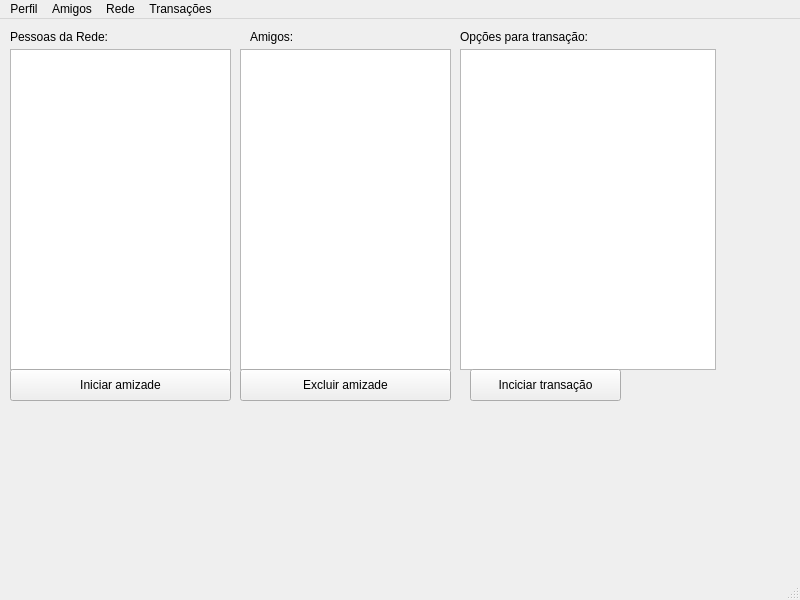
This is RedeSocial/usuario.ui in cunhapassos/RedeSocialEconomiaCompartilhada as Qt 5 draws it before an edit. The edited form follows.
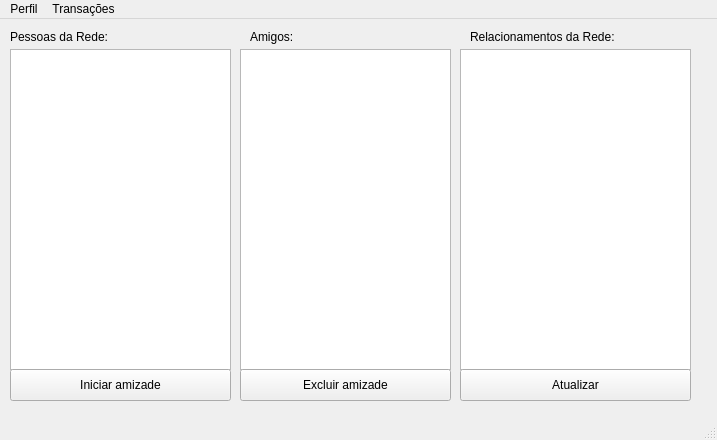
This is the edited form.

Commit message:
Implementação de transações
Implementação de transações

What changed in the file:
```diff
--- a/RedeSocial/usuario.ui
+++ b/RedeSocial/usuario.ui
@@ -6,8 +6,8 @@
    <rect>
     <x>0</x>
     <y>0</y>
-    <width>800</width>
-    <height>600</height>
+    <width>717</width>
+    <height>440</height>
    </rect>
   </property>
   <property name="windowTitle">
@@ -60,19 +60,6 @@
      <string>Amigos:</string>
     </property>
    </widget>
-   <widget class="QLabel" name="label_3">
-    <property name="geometry">
-     <rect>
-      <x>460</x>
-      <y>10</y>
-      <width>181</width>
-      <height>16</height>
-     </rect>
-    </property>
-    <property name="text">
-     <string>Opções para transação:</string>
-    </property>
-   </widget>
    <widget class="QPushButton" name="pushButtonIniAmizade">
     <property name="geometry">
      <rect>
@@ -99,27 +86,40 @@
      <string>Excluir amizade</string>
     </property>
    </widget>
-   <widget class="QTableWidget" name="tableWidgetInteresses">
+   <widget class="QListWidget" name="listWidgetRelacionamentos">
     <property name="geometry">
      <rect>
       <x>460</x>
       <y>30</y>
-      <width>256</width>
+      <width>231</width>
       <height>321</height>
      </rect>
     </property>
    </widget>
-   <widget class="QPushButton" name="pushButtonIniTransacao">
+   <widget class="QLabel" name="label_3">
     <property name="geometry">
      <rect>
       <x>470</x>
+      <y>10</y>
+      <width>171</width>
+      <height>16</height>
+     </rect>
+    </property>
+    <property name="text">
+     <string>Relacionamentos da Rede:</string>
+    </property>
+   </widget>
+   <widget class="QPushButton" name="pushButton">
+    <property name="geometry">
+     <rect>
+      <x>460</x>
       <y>350</y>
-      <width>151</width>
+      <width>231</width>
       <height>32</height>
      </rect>
     </property>
     <property name="text">
-     <string>Inciciar transação</string>
+     <string>Atualizar</string>
     </property>
    </widget>
   </widget>
@@ -128,7 +128,7 @@
     <rect>
      <x>0</x>
      <y>0</y>
-     <width>800</width>
+     <width>717</width>
      <height>22</height>
     </rect>
    </property>
@@ -139,25 +139,13 @@
     <addaction name="actionEditar_Perfil"/>
     <addaction name="actionExcluir_Perfil"/>
    </widget>
-   <widget class="QMenu" name="menuAmigos">
-    <property name="title">
-     <string>Amigos</string>
-    </property>
-   </widget>
    <widget class="QMenu" name="menuTransa_es">
     <property name="title">
      <string>Transações</string>
     </property>
-   </widget>
-   <widget class="QMenu" name="menuRede">
-    <property name="title">
-     <string>Rede</string>
-    </property>
-    <addaction name="actionListar_Pessoas"/>
+    <addaction name="actionAbrir"/>
    </widget>
    <addaction name="menuPerfil"/>
-   <addaction name="menuAmigos"/>
-   <addaction name="menuRede"/>
    <addaction name="menuTransa_es"/>
   </widget>
   <widget class="QStatusBar" name="statusbar"/>
```
Left out of the diff: 5 changed lines with no effect on the pictures. The commit also changes 42 other files.
